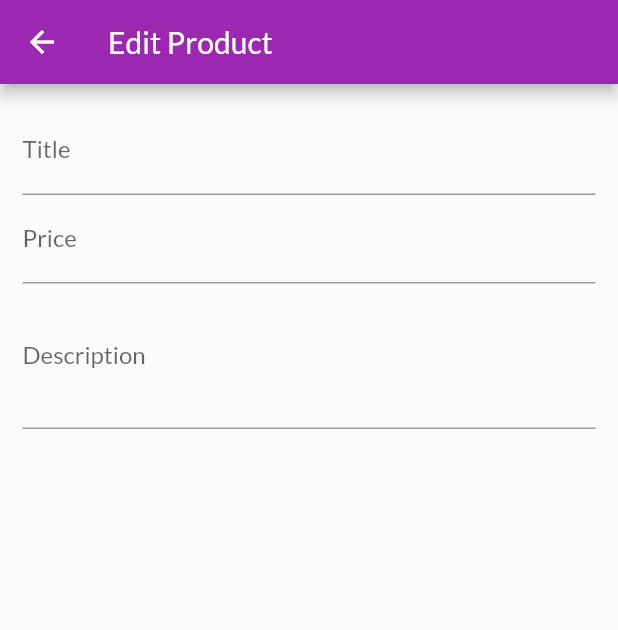
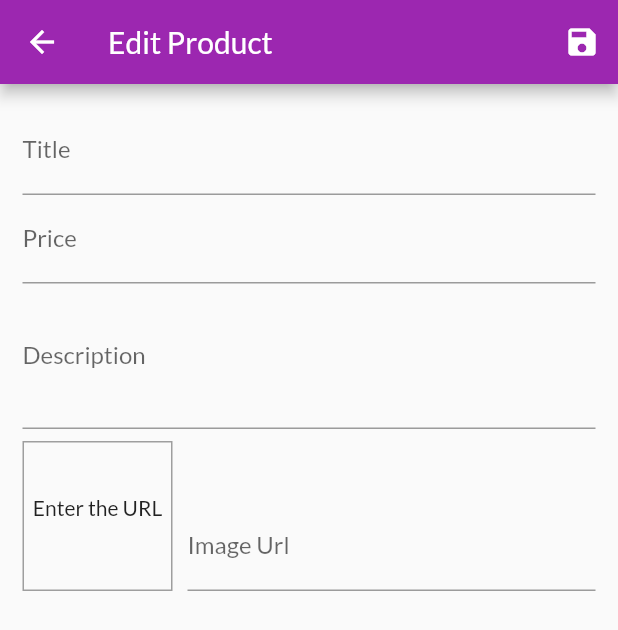
Before and after one commit to stunner-07/shop_app, a Flutter app: the EditProductScreen screen opened by its route, on a phone screen of 412 x 824 dp. Shown: the top 630 px of the screen. Run offline on Flutter 3.47's test engine with Material 2 defaults, Android fonts, the phone set to English and light mode, and no system bars; network calls fail.

Commit message:
doing validation

```diff
--- a/lib/Screens/edit_Product_screen.dart
+++ b/lib/Screens/edit_Product_screen.dart
@@ -1,37 +1,89 @@
 import 'package:flutter/material.dart';
 import 'package:flutter/services.dart';
+import 'package:shop/Models/Providers/Product.dart';
 
 class EditProductScreen extends StatefulWidget {
-  static const routeName='/editproduct';
+  static const routeName = '/editproduct';
   @override
   _EditProductScreenState createState() => _EditProductScreenState();
 }
 
 class _EditProductScreenState extends State<EditProductScreen> {
-  final _priceNode=FocusNode();
-  final _descriptionNode=FocusNode();
+  final _priceNode = FocusNode();
+  final _descriptionNode = FocusNode();
+  final _imageViewController = TextEditingController();
+  final _imageUrlFocusNode = FocusNode();
+  final _formKey = GlobalKey<FormState>();
+  var _editedProduct = Product(
+      id: null, title: null, description: null, imageUrl: null, price: null);
+
+  @override
+  void initState() {
+    _imageUrlFocusNode.addListener(_showImagePreview);
+    super.initState();
+  }
+
   @override
   void dispose() {
+    _imageUrlFocusNode.removeListener(_showImagePreview);
     _priceNode.dispose();
     _descriptionNode.dispose();
+    _imageViewController.dispose();
     super.dispose();
   }
+
+  void _showImagePreview() {
+    if (!_imageUrlFocusNode.hasFocus) {
+      setState(() {});
+    }
+  }
+
+  void _saveForm() {
+    final _isVaild = _formKey.currentState.validate();
+    if (!_isVaild) {
+      return;
+    }
+    _formKey.currentState.save();
+  }
+
   @override
   Widget build(BuildContext context) {
     return Scaffold(
       appBar: AppBar(
         title: Text("Edit Product"),
+        actions: <Widget>[
+          IconButton(
+            icon: Icon(Icons.save),
+            onPressed: _saveForm,
+          )
+        ],
       ),
       body: Padding(
         padding: const EdgeInsets.all(15),
         child: Form(
+          key: _formKey,
           child: ListView(
             children: <Widget>[
               TextFormField(
                 decoration: InputDecoration(labelText: "Title"),
                 textInputAction: TextInputAction.next,
-                onFieldSubmitted: (_){
+                onFieldSubmitted: (_) {
                   FocusScope.of(context).requestFocus(_priceNode);
+                },
+                validator: (value) {
+                  if (value.isEmpty) {
+                    return 'Enter the Title';
+                  } else {
+                    return null;
+                  }
+                },
+                onSaved: (value) {
+                  _editedProduct = Product(
+                      id: null,
+                      title: value,
+                      description: _editedProduct.description,
+                      imageUrl: _editedProduct.imageUrl,
+                      price: _editedProduct.price);
                 },
               ),
               TextFormField(
@@ -39,8 +91,28 @@ class _EditProductScreenState extends State<EditProductScreen> {
                 textInputAction: TextInputAction.next,
                 keyboardType: TextInputType.number,
                 focusNode: _priceNode,
-                onFieldSubmitted: (_){
+                validator: (value) {
+                  if (value.isEmpty) {
+                    return 'Enter the Price';
+                  }
+                  if (double.tryParse(value) == null) {
+                    return 'Please Enter a Valid Number';
+                  }
+                  if (double.parse(value) <= 0) {
+                    return 'Please enter a number greater then 0';
+                  }
+                  return null;
+                },
+                onFieldSubmitted: (_) {
                   FocusScope.of(context).requestFocus(_descriptionNode);
+                },
+                onSaved: (value) {
+                  _editedProduct = Product(
+                      id: null,
+                      title: _editedProduct.title,
+                      description: _editedProduct.description,
+                      imageUrl: _editedProduct.imageUrl,
+                      price: double.parse(value));
                 },
               ),
               TextFormField(
@@ -48,7 +120,81 @@ class _EditProductScreenState extends State<EditProductScreen> {
                 keyboardType: TextInputType.multiline,
                 maxLines: 3,
                 focusNode: _descriptionNode,
+                validator: (value) {
+                  if (value.isEmpty) {
+                    return 'Enter the Description';
+                  }
+                  if (value.length < 10) {
+                    return 'Should be atleast 10 char long';
+                  }
+                  return null;
+                },
+                onSaved: (value) {
+                  _editedProduct = Product(
+                      id: null,
+                      title: _editedProduct.title,
+                      description: value,
+                      imageUrl: _editedProduct.imageUrl,
+                      price: _editedProduct.price);
+                },
+              ),
+              Row(
+                crossAxisAlignment: CrossAxisAlignment.end,
+                children: <Widget>[
+                  Container(
+                    width: 100,
+                    height: 100,
+                    margin: EdgeInsets.only(top: 8, right: 10),
+                    decoration: BoxDecoration(
+                      border: Border.all(
+                        width: 1,
+                        color: Colors.grey,
+                      ),
+                    ),
+                    child: _imageViewController.text.isEmpty
+                        ? Padding(
+                            padding: const EdgeInsets.only(top: 35),
+                            child: Text(
+                              'Enter the URL',
+                              textAlign: TextAlign.center,
+                            ),
+                          )
+                        : FittedBox(
+                            child: Image.network(
+                              _imageViewController.text,
+                              fit: BoxFit.cover,
+                            ),
+                          ),
+                  ),
+                  Expanded(
+                    child: TextFormField(
+                      decoration: InputDecoration(labelText: 'Image Url'),
+                      keyboardType: TextInputType.url,
+                      textInputAction: TextInputAction.done,
+                      controller: _imageViewController,
+                      focusNode: _imageUrlFocusNode,
+                      validator: (value) {
+                        if (value.isEmpty) {
+                          return 'Enter the ImageURL';
+                        }
+                        if(!value.startsWith('http') && !value.startsWith('https')){
+                          return 'Enter valid Url';
+                        }
+                          return null;
 
+                      },
+                      onFieldSubmitted: (_) => _saveForm,
+                      onSaved: (value) {
+                        _editedProduct = Product(
+                            id: null,
+                            title: _editedProduct.title,
+                            description: _editedProduct.description,
+                            imageUrl: value,
+                            price: _editedProduct.price);
+                      },
+                    ),
+                  )
+                ],
               )
             ],
           ),
```
